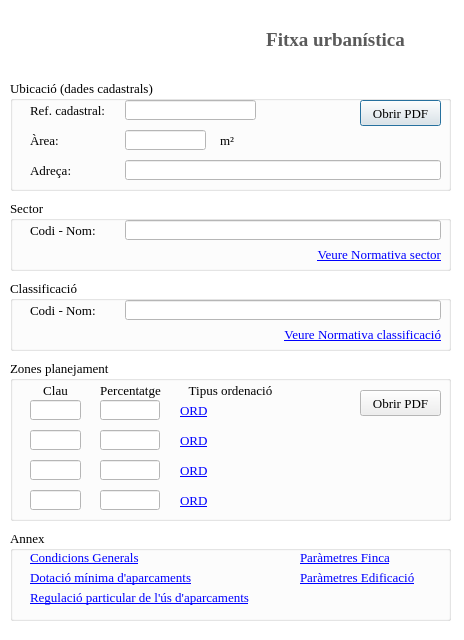
Before: the Qt Designer form ui/form.ui in psigcat/ficha_urbanistica, drawn with Qt 5.
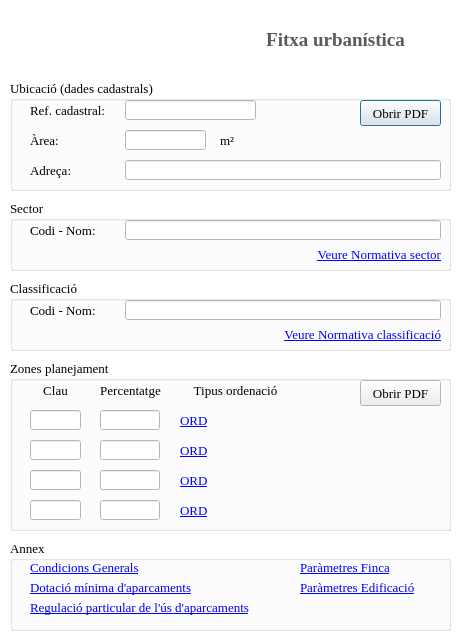
After: the same form once the commit is applied. Icons and pictures are not drawn.

```diff
--- a/ui/form.ui
+++ b/ui/form.ui
@@ -407,7 +407,7 @@
      <x>10</x>
      <y>360</y>
      <width>441</width>
-     <height>161</height>
+     <height>171</height>
     </rect>
    </property>
    <property name="font">
@@ -438,9 +438,9 @@
    <widget class="QLabel" name="label_6">
     <property name="geometry">
      <rect>
-      <x>160</x>
+      <x>170</x>
       <y>20</y>
-      <width>121</width>
+      <width>111</width>
       <height>21</height>
      </rect>
     </property>
@@ -474,7 +474,7 @@
     <property name="geometry">
      <rect>
       <x>20</x>
-      <y>40</y>
+      <y>50</y>
       <width>51</width>
       <height>20</height>
      </rect>
@@ -487,7 +487,7 @@
     <property name="geometry">
      <rect>
       <x>90</x>
-      <y>40</y>
+      <y>50</y>
       <width>60</width>
       <height>20</height>
      </rect>
@@ -497,7 +497,7 @@
     <property name="geometry">
      <rect>
       <x>350</x>
-      <y>30</y>
+      <y>20</y>
       <width>81</width>
       <height>26</height>
      </rect>
@@ -513,7 +513,7 @@
     <property name="geometry">
      <rect>
       <x>20</x>
-      <y>70</y>
+      <y>80</y>
       <width>51</width>
       <height>20</height>
      </rect>
@@ -526,7 +526,7 @@
     <property name="geometry">
      <rect>
       <x>20</x>
-      <y>100</y>
+      <y>110</y>
       <width>51</width>
       <height>20</height>
      </rect>
@@ -536,8 +536,8 @@
     <property name="geometry">
      <rect>
       <x>170</x>
-      <y>40</y>
-      <width>141</width>
+      <y>50</y>
+      <width>261</width>
       <height>21</height>
      </rect>
     </property>
@@ -559,6 +559,9 @@
     <property name="text">
      <string>&lt;a href='condicions_generals.htm'&gt;ORD&lt;/a&gt;</string>
     </property>
+    <property name="alignment">
+     <set>Qt::AlignLeading|Qt::AlignLeft|Qt::AlignVCenter</set>
+    </property>
    </widget>
    <widget class="QLineEdit" name="txtPer_2">
     <property name="enabled">
@@ -567,7 +570,7 @@
     <property name="geometry">
      <rect>
       <x>90</x>
-      <y>70</y>
+      <y>80</y>
       <width>60</width>
       <height>20</height>
      </rect>
@@ -580,7 +583,7 @@
     <property name="geometry">
      <rect>
       <x>90</x>
-      <y>100</y>
+      <y>110</y>
       <width>60</width>
       <height>20</height>
      </rect>
@@ -590,8 +593,8 @@
     <property name="geometry">
      <rect>
       <x>170</x>
-      <y>70</y>
-      <width>161</width>
+      <y>80</y>
+      <width>261</width>
       <height>21</height>
      </rect>
     </property>
@@ -613,13 +616,16 @@
     <property name="text">
      <string>&lt;a href='condicions_generals.htm'&gt;ORD&lt;/a&gt;</string>
     </property>
+    <property name="alignment">
+     <set>Qt::AlignLeading|Qt::AlignLeft|Qt::AlignVCenter</set>
+    </property>
    </widget>
    <widget class="QLabel" name="lblOrd_3">
     <property name="geometry">
      <rect>
       <x>170</x>
-      <y>100</y>
-      <width>161</width>
+      <y>110</y>
+      <width>261</width>
       <height>21</height>
      </rect>
     </property>
@@ -641,6 +647,9 @@
     <property name="text">
      <string>&lt;a href='condicions_generals.htm'&gt;ORD&lt;/a&gt;</string>
     </property>
+    <property name="alignment">
+     <set>Qt::AlignLeading|Qt::AlignLeft|Qt::AlignVCenter</set>
+    </property>
    </widget>
    <widget class="QLineEdit" name="txtClau_4">
     <property name="enabled">
@@ -649,7 +658,7 @@
     <property name="geometry">
      <rect>
       <x>20</x>
-      <y>130</y>
+      <y>140</y>
       <width>51</width>
       <height>20</height>
      </rect>
@@ -662,7 +671,7 @@
     <property name="geometry">
      <rect>
       <x>90</x>
-      <y>130</y>
+      <y>140</y>
       <width>60</width>
       <height>20</height>
      </rect>
@@ -672,8 +681,8 @@
     <property name="geometry">
      <rect>
       <x>170</x>
-      <y>130</y>
-      <width>161</width>
+      <y>140</y>
+      <width>261</width>
       <height>21</height>
      </rect>
     </property>
@@ -695,13 +704,16 @@
     <property name="text">
      <string>&lt;a href='condicions_generals.htm'&gt;ORD&lt;/a&gt;</string>
     </property>
+    <property name="alignment">
+     <set>Qt::AlignLeading|Qt::AlignLeft|Qt::AlignVCenter</set>
+    </property>
    </widget>
   </widget>
   <widget class="QGroupBox" name="gbAnnex">
    <property name="geometry">
     <rect>
      <x>10</x>
-     <y>530</y>
+     <y>540</y>
      <width>441</width>
      <height>91</height>
     </rect>
```
Left out of the diff: 12 changed lines with no effect on the pictures.
